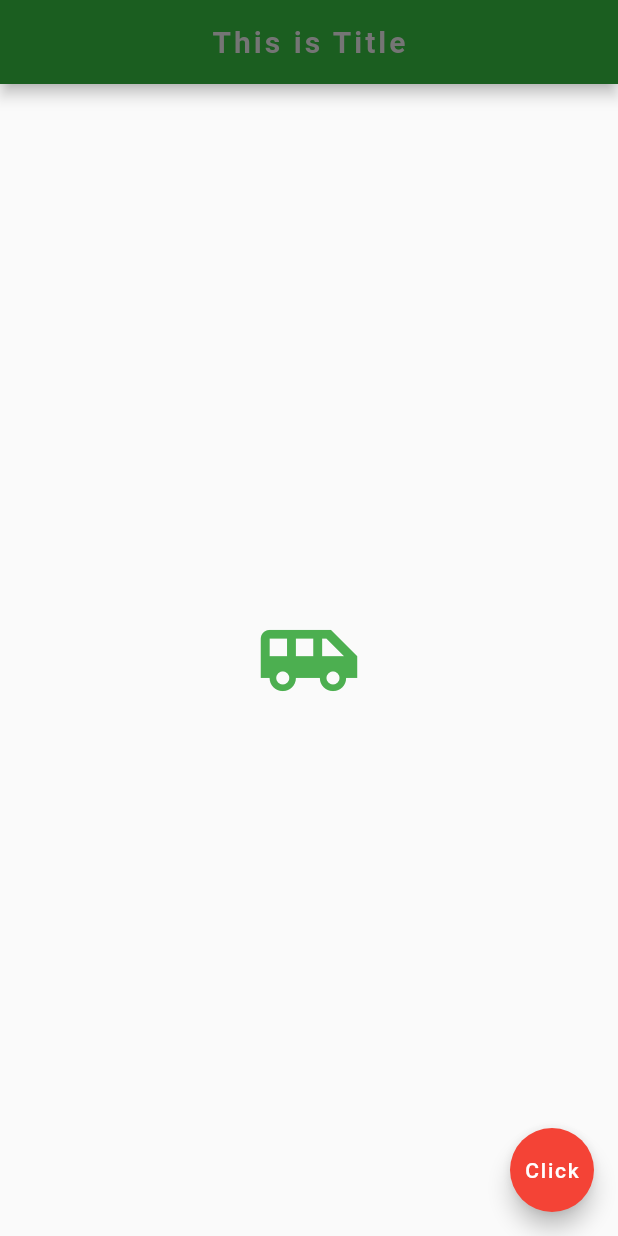
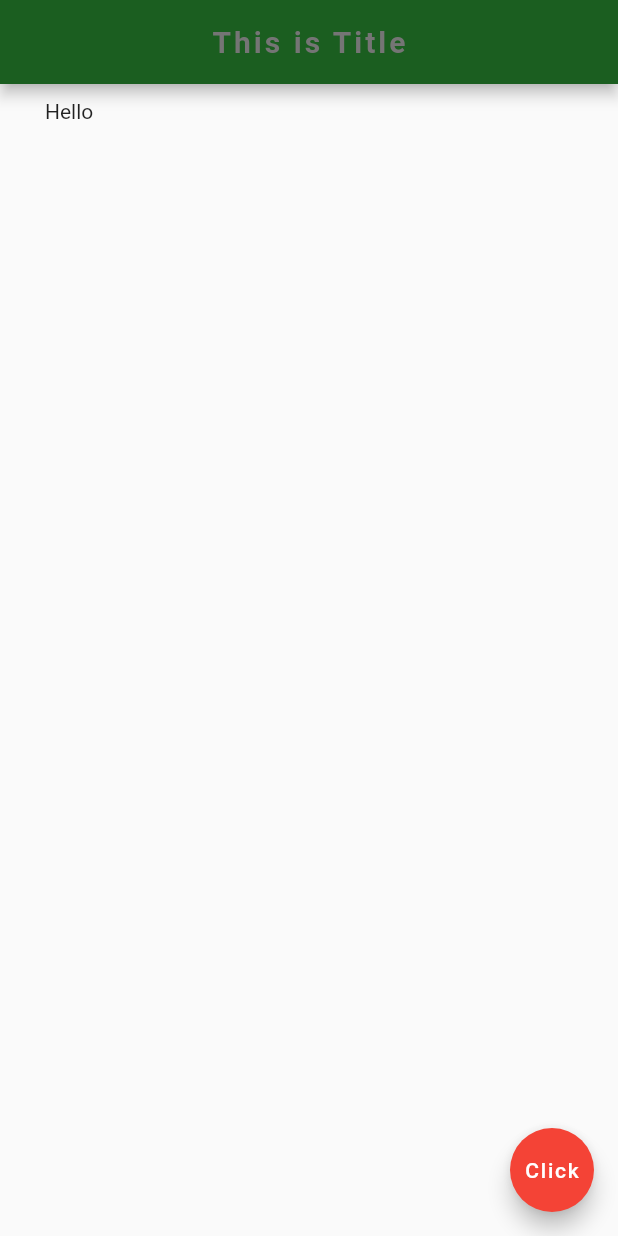
Before and after one commit to pkk111/first_flutter, a Flutter app: the screen it shows after launch, on a phone screen of 412 x 824 dp. Run offline on Flutter 3.47's test engine with Material 2 defaults, Android fonts, the phone set to English and light mode, and no system bars; missing offline and left inert: dart:html.

Commit message:
first temperary commit

```diff
--- a/lib/main.dart
+++ b/lib/main.dart
@@ -24,12 +24,9 @@ class Home extends StatelessWidget {
         centerTitle: true,
         backgroundColor: Colors.green[900],
       ),
-      body: Center(
-        child: Icon(
-          Icons.airport_shuttle,
-          color: Colors.green,
-          size: 70.0,
-        )
+      body: Padding(
+        child: Text('Hello'),
+        padding: EdgeInsets.symmetric(horizontal: 30,vertical: 10),
       ),
       floatingActionButton: FloatingActionButton(
         onPressed: () {},
```
